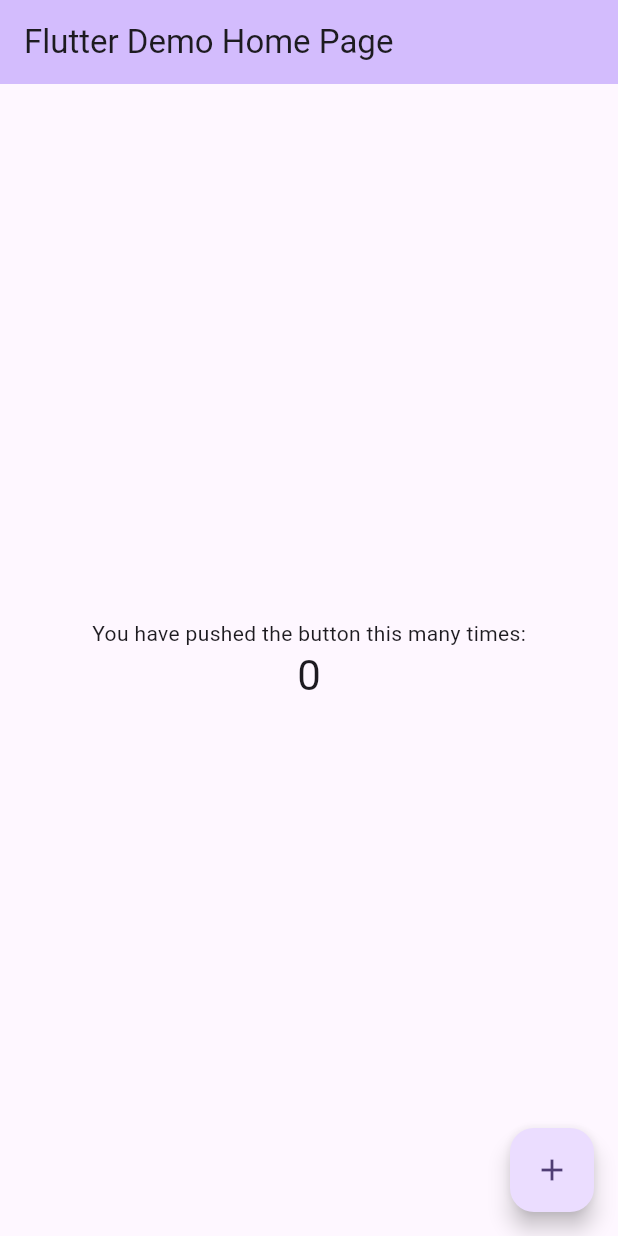
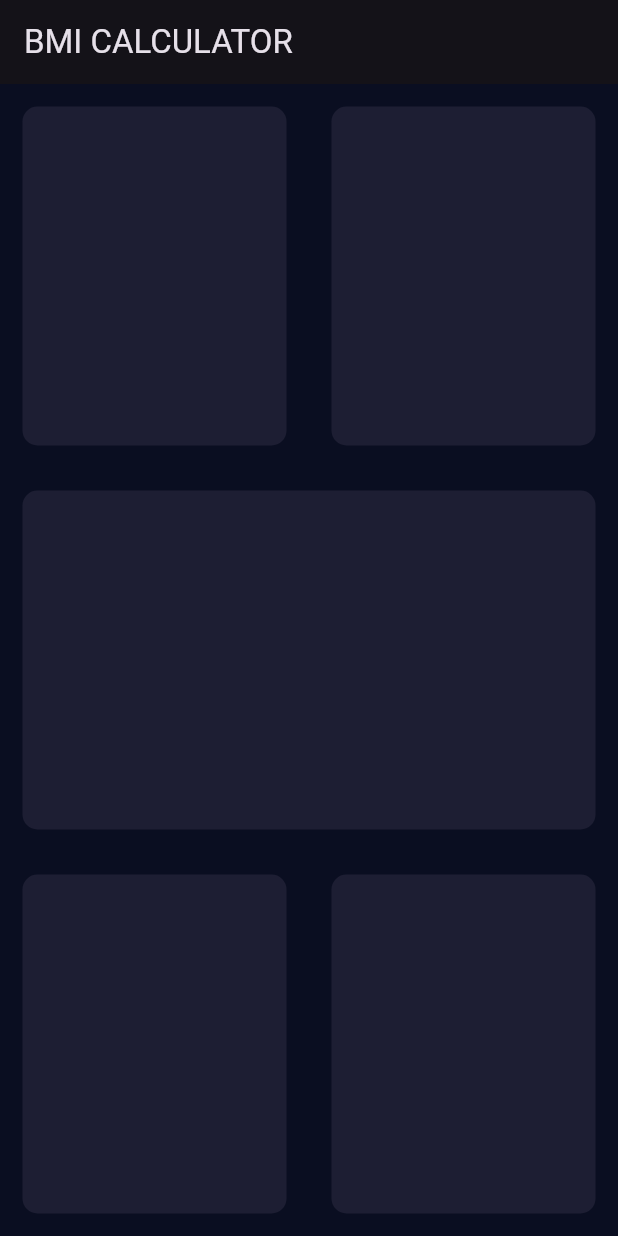
Before and after one commit to v-kolodii/flutter-learning, a Flutter app: the screen it shows after launch, on a phone screen of 412 x 824 dp. Run offline on Flutter 3.47's test engine with Material 3 defaults, Android fonts, the phone set to English and light mode, and no system bars; our stand-ins replace awesome_dialog.

Commit message:
bmi_calculator: used theme, added reusableCard as separated widget, move stateful widget to separated file

```diff
--- /dev/null
+++ b/bmi_calculator/lib/input_page.dart
@@ -0,0 +1,55 @@
+import 'package:flutter/material.dart';
+
+class InputPage extends StatefulWidget {
+  const InputPage({super.key});
+
+  @override
+  State<InputPage> createState() => _InputPageState();
+}
+
+class _InputPageState extends State<InputPage> {
+  @override
+  Widget build(BuildContext context) {
+    return Scaffold(
+      appBar: AppBar(title: Text('BMI CALCULATOR')),
+      body: Column(
+        children: [
+          Expanded(
+            child: Row(
+              children: [
+                Expanded(child: ReusableCard(colour: Color(0xFF1D1E33))),
+                Expanded(child: ReusableCard(colour: Color(0xFF1D1E33))),
+              ],
+            ),
+          ),
+          Expanded(child: ReusableCard(colour: Color(0xFF1D1E33))),
+          Expanded(
+            child: Row(
+              children: [
+                Expanded(child: ReusableCard(colour: Color(0xFF1D1E33))),
+                Expanded(child: ReusableCard(colour: Color(0xFF1D1E33))),
+              ],
+            ),
+          ),
+        ],
+      ),
+    );
+  }
+}
+
+class ReusableCard extends StatelessWidget {
+  const ReusableCard({required this.colour, super.key});
+
+  final Color colour;
+
+  @override
+  Widget build(BuildContext context) {
+    return Container(
+      margin: EdgeInsets.all(15.0),
+      decoration: BoxDecoration(
+        color: colour,
+        borderRadius: BorderRadius.circular(10.0),
+      ),
+    );
+  }
+}
--- a/bmi_calculator/lib/main.dart
+++ b/bmi_calculator/lib/main.dart
@@ -1,122 +1,21 @@
 import 'package:flutter/material.dart';
+import 'input_page.dart';
 
 void main() {
-  runApp(const MyApp());
+  runApp(const BMICalculator());
 }
 
-class MyApp extends StatelessWidget {
-  const MyApp({super.key});
+class BMICalculator extends StatelessWidget {
+  const BMICalculator({super.key});
 
-  // This widget is the root of your application.
   @override
   Widget build(BuildContext context) {
     return MaterialApp(
-      title: 'Flutter Demo',
-      theme: ThemeData(
-        // This is the theme of your application.
-        //
-        // TRY THIS: Try running your application with "flutter run". You'll see
-        // the application has a purple toolbar. Then, without quitting the app,
-        // try changing the seedColor in the colorScheme below to Colors.green
-        // and then invoke "hot reload" (save your changes or press the "hot
-        // reload" button in a Flutter-supported IDE, or press "r" if you used
-        // the command line to start the app).
-        //
-        // Notice that the counter didn't reset back to zero; the application
-        // state is not lost during the reload. To reset the state, use hot
-        // restart instead.
-        //
-        // This works for code too, not just values: Most code changes can be
-        // tested with just a hot reload.
-        colorScheme: .fromSeed(seedColor: Colors.deepPurple),
+      theme: ThemeData.dark().copyWith(
+        primaryColor: Color(0xFF0A0E21),
+        scaffoldBackgroundColor: Color(0xFF0A0E21),
       ),
-      home: const MyHomePage(title: 'Flutter Demo Home Page'),
+      home: const InputPage(),
     );
   }
 }
-
-class MyHomePage extends StatefulWidget {
-  const MyHomePage({super.key, required this.title});
-
-  // This widget is the home page of your application. It is stateful, meaning
-  // that it has a State object (defined below) that contains fields that affect
-  // how it looks.
-
-  // This class is the configuration for the state. It holds the values (in this
-  // case the title) provided by the parent (in this case the App widget) and
-  // used by the build method of the State. Fields in a Widget subclass are
-  // always marked "final".
-
-  final String title;
-
-  @override
-  State<MyHomePage> createState() => _MyHomePageState();
-}
-
-class _MyHomePageState extends State<MyHomePage> {
-  int _counter = 0;
-
-  void _incrementCounter() {
-    setState(() {
-      // This call to setState tells the Flutter framework that something has
-      // changed in this State, which causes it to rerun the build method below
-      // so that the display can reflect the updated values. If we changed
-      // _counter without calling setState(), then the build method would not be
-      // called again, and so nothing would appear to happen.
-      _counter++;
-    });
-  }
-
-  @override
-  Widget build(BuildContext context) {
-    // This method is rerun every time setState is called, for instance as done
-    // by the _incrementCounter method above.
-    //
-    // The Flutter framework has been optimized to make rerunning build methods
-    // fast, so that you can just rebuild anything that needs updating rather
-    // than having to individually change instances of widgets.
-    return Scaffold(
-      appBar: AppBar(
-        // TRY THIS: Try changing the color here to a specific color (to
-        // Colors.amber, perhaps?) and trigger a hot reload to see the AppBar
-        // change color while the other colors stay the same.
-        backgroundColor: Theme.of(context).colorScheme.inversePrimary,
-        // Here we take the value from the MyHomePage object that was created by
-        // the App.build method, and use it to set our appbar title.
-        title: Text(widget.title),
-      ),
-      body: Center(
-        // Center is a layout widget. It takes a single child and positions it
-        // in the middle of the parent.
-        child: Column(
-          // Column is also a layout widget. It takes a list of children and
-          // arranges them vertically. By default, it sizes itself to fit its
-          // children horizontally, and tries to be as tall as its parent.
-          //
-          // Column has various properties to control how it sizes itself and
-          // how it positions its children. Here we use mainAxisAlignment to
-          // center the children vertically; the main axis here is the vertical
-          // axis because Columns are vertical (the cross axis would be
-          // horizontal).
-          //
-          // TRY THIS: Invoke "debug painting" (choose the "Toggle Debug Paint"
-          // action in the IDE, or press "p" in the console), to see the
-          // wireframe for each widget.
-          mainAxisAlignment: .center,
-          children: [
-            const Text('You have pushed the button this many times:'),
-            Text(
-              '$_counter',
-              style: Theme.of(context).textTheme.headlineMedium,
-            ),
-          ],
-        ),
-      ),
-      floatingActionButton: FloatingActionButton(
-        onPressed: _incrementCounter,
-        tooltip: 'Increment',
-        child: const Icon(Icons.add),
-      ),
-    );
-  }
-}
```
Also changed, not shown: 1 other file.
